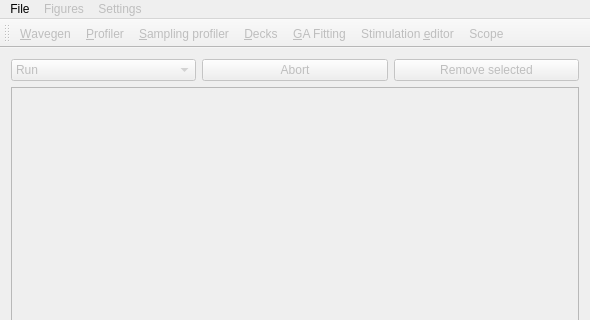
Above: src/gui/mainwindow.ui from CompEphys-team/rtdo before the change; both pictures show x 0 to 590 and y 0 to 320 of the 590 by 600 pixel window. Below: the same form after it.
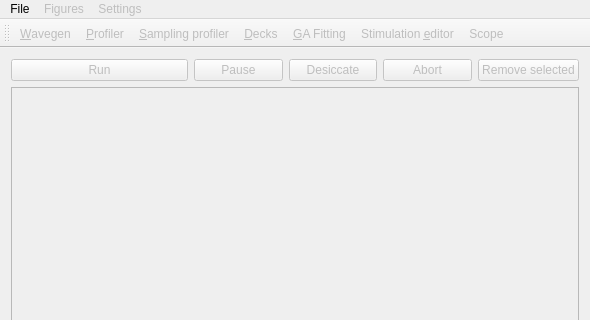
That is the form after the change.

Commit message: Improved run/resume GUI, added desiccation functionality to MainWin

The edit to the form file:
```diff
--- a/src/gui/mainwindow.ui
+++ b/src/gui/mainwindow.ui
@@ -18,38 +18,21 @@
     <bool>false</bool>
    </property>
    <layout class="QGridLayout" name="gridLayout">
-    <item row="0" column="0">
-     <widget class="QComboBox" name="runCtrl">
-      <property name="currentIndex">
-       <number>0</number>
-      </property>
-      <item>
-       <property name="text">
-        <string>Run</string>
-       </property>
-      </item>
-      <item>
-       <property name="text">
-        <string>Pause after current</string>
-       </property>
-      </item>
-     </widget>
-    </item>
-    <item row="0" column="1">
+    <item row="0" column="4">
      <widget class="QPushButton" name="abort">
       <property name="text">
        <string>Abort</string>
       </property>
      </widget>
     </item>
-    <item row="0" column="2">
+    <item row="0" column="5">
      <widget class="QPushButton" name="remove">
       <property name="text">
        <string>Remove selected</string>
       </property>
      </widget>
     </item>
-    <item row="1" column="0" colspan="3">
+    <item row="1" column="0" colspan="6">
      <widget class="QTableView" name="log">
       <property name="selectionMode">
        <enum>QAbstractItemView::ContiguousSelection</enum>
@@ -71,6 +54,27 @@
       </attribute>
      </widget>
     </item>
+    <item row="0" column="2">
+     <widget class="QPushButton" name="pauseBtn">
+      <property name="text">
+       <string>Pause</string>
+      </property>
+     </widget>
+    </item>
+    <item row="0" column="3">
+     <widget class="QPushButton" name="desiccate">
+      <property name="text">
+       <string>Desiccate</string>
+      </property>
+     </widget>
+    </item>
+    <item row="0" column="0" colspan="2">
+     <widget class="QPushButton" name="runBtn">
+      <property name="text">
+       <string>Run</string>
+      </property>
+     </widget>
+    </item>
    </layout>
   </widget>
   <widget class="QMenuBar" name="menuBar">
@@ -79,7 +83,7 @@
      <x>0</x>
      <y>0</y>
      <width>590</width>
-     <height>19</height>
+     <height>27</height>
     </rect>
    </property>
    <widget class="QMenu" name="menuFile">
```
The commit also changes 2 other files.
